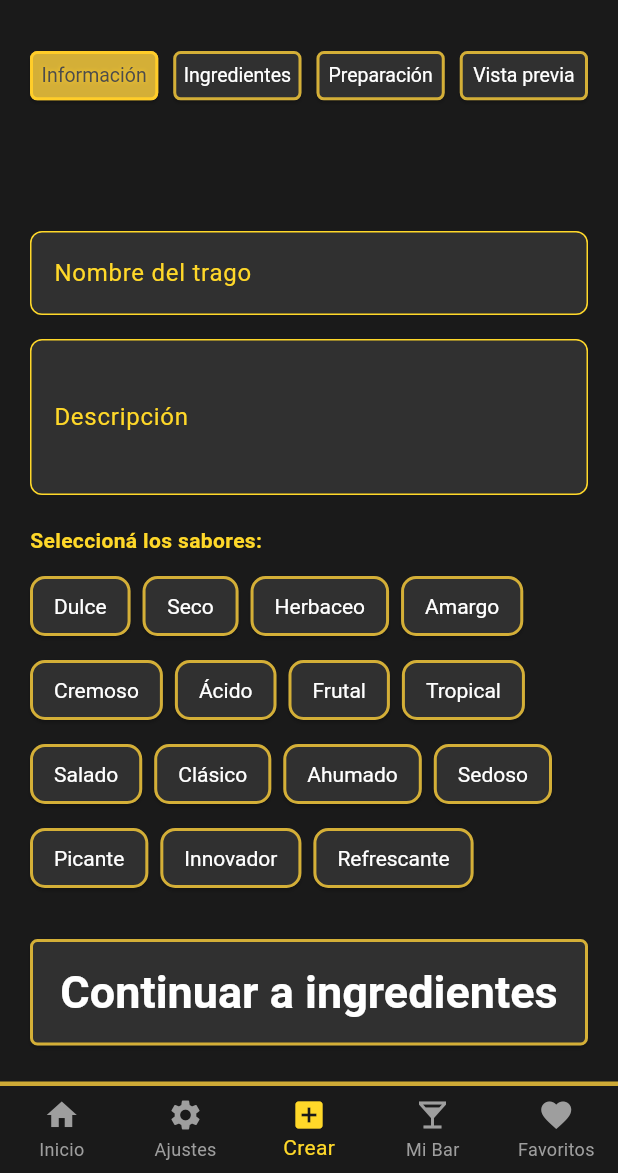
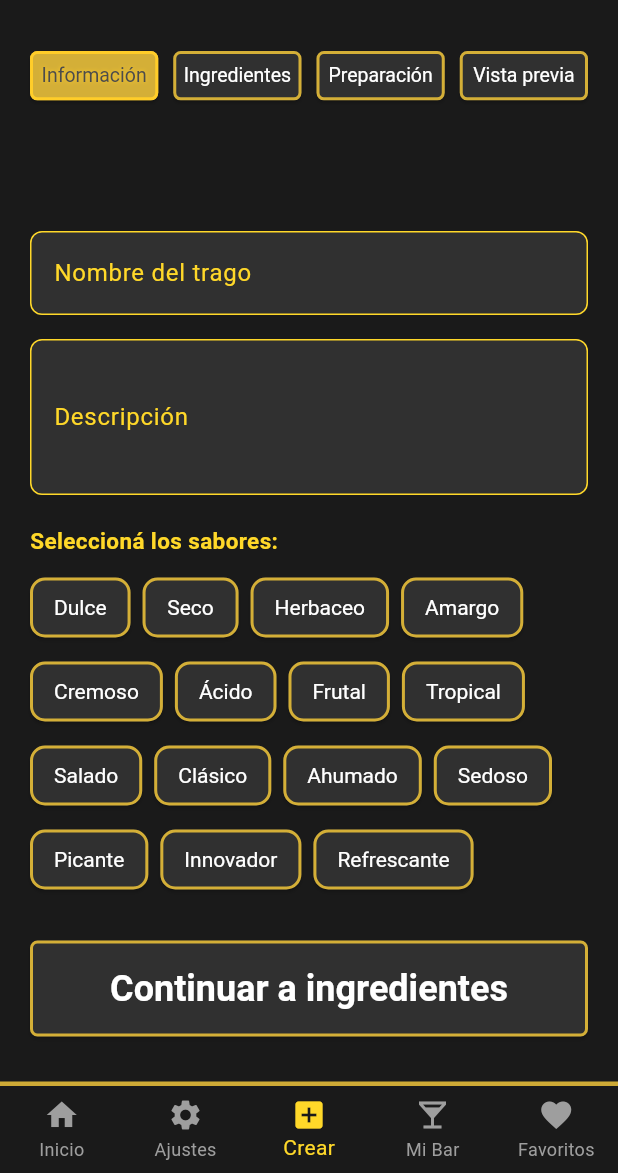
Before and after one commit to UliWT/Cocktail-Noir, a Flutter app: the CrearScreen screen opened by its route, on a phone screen of 412 x 824 dp, the part 63-1236 px from its top. Run offline on Flutter 3.47's test engine with Material 3 defaults, Android fonts, the phone set to English and light mode, and no system bars.

Commit message:
crear terminado

```diff
--- a/lib/screens/NavBar/SeccionesCr/informacion.dart
+++ b/lib/screens/NavBar/SeccionesCr/informacion.dart
@@ -1,12 +1,13 @@
+// informacion.dart
 import 'package:flutter/material.dart';
 import 'package:myapp/widgets/boton.dart';
 
-class Informacion extends StatefulWidget {
+class Informacion extends StatelessWidget {
   final TextEditingController nombreController;
   final TextEditingController descripcionController;
   final List<String> saborOpciones;
   final Set<String> saboresSeleccionados;
-  final void Function(String) onToggleSabor;
+  final Function(String) onToggleSabor;
   final VoidCallback onContinuar;
 
   const Informacion({
@@ -20,71 +21,36 @@ class Informacion extends StatefulWidget {
   });
 
   @override
-  State<Informacion> createState() => _InformacionState();
-}
-
-class _InformacionState extends State<Informacion> {
-  @override
   Widget build(BuildContext context) {
     return ListView(
       children: [
         TextField(
-          controller: widget.nombreController,
+          controller: nombreController,
           style: const TextStyle(color: Colors.white),
-          decoration: InputDecoration(
-            labelText: 'Nombre del trago',
-            labelStyle: const TextStyle(color: Color(0xFFFFD829)),
-            fillColor: const Color(0xFF303030),
-            filled: true,
-            enabledBorder: OutlineInputBorder(
-              borderSide: const BorderSide(color: Color(0xFFFFD829)),
-              borderRadius: BorderRadius.circular(8),
-            ),
-            focusedBorder: OutlineInputBorder(
-              borderSide: const BorderSide(color: Color(0xFFFFD829), width: 2),
-              borderRadius: BorderRadius.circular(8),
-            ),
-          ),
+          decoration: _decoration('Nombre del trago'),
         ),
         const SizedBox(height: 16),
         TextField(
-          controller: widget.descripcionController,
+          controller: descripcionController,
           style: const TextStyle(color: Colors.white),
           maxLines: 3,
-          decoration: InputDecoration(
-            labelText: 'Descripción',
-            labelStyle: const TextStyle(color: Color(0xFFFFD829)),
-            fillColor: const Color(0xFF303030),
-            filled: true,
-            enabledBorder: OutlineInputBorder(
-              borderSide: const BorderSide(color: Color(0xFFFFD829)),
-              borderRadius: BorderRadius.circular(8),
-            ),
-            focusedBorder: OutlineInputBorder(
-              borderSide: const BorderSide(color: Color(0xFFFFD829), width: 2),
-              borderRadius: BorderRadius.circular(8),
-            ),
-          ),
+          decoration: _decoration('Descripción'),
         ),
         const SizedBox(height: 20),
         const Text(
           'Seleccioná los sabores:',
-          style: TextStyle(
-            color: Color(0xFFFFD829),
-            fontSize: 15,
-            fontWeight: FontWeight.bold,
-          ),
+          style: TextStyle(color: Color(0xFFFFD829), fontSize: 15, fontWeight: FontWeight.bold),
         ),
         const SizedBox(height: 10),
         Wrap(
           spacing: 8,
           runSpacing: 8,
-          children: widget.saborOpciones.map((sabor) {
-            final seleccionado = widget.saboresSeleccionados.contains(sabor);
+          children: saborOpciones.map((sabor) {
+            final seleccionado = saboresSeleccionados.contains(sabor);
             return Boton(
               texto: sabor,
               seleccionado: seleccionado,
-              onPressed: () => widget.onToggleSabor(sabor),
+              onPressed: () => onToggleSabor(sabor),
               padding: const EdgeInsets.symmetric(horizontal: 16, vertical: 12),
               borderRadius: 10,
               style: const TextStyle(fontSize: 14),
@@ -94,7 +60,7 @@ class _InformacionState extends State<Informacion> {
         const SizedBox(height: 30),
         Boton(
           texto: 'Continuar a ingredientes',
-          onPressed: widget.onContinuar,
+          onPressed: onContinuar,
           padding: const EdgeInsets.symmetric(vertical: 18),
           borderRadius: 5,
           style: const TextStyle(fontSize: 24, fontWeight: FontWeight.bold),
@@ -102,4 +68,19 @@ class _InformacionState extends State<Informacion> {
       ],
     );
   }
+
+  InputDecoration _decoration(String label) => InputDecoration(
+        labelText: label,
+        labelStyle: const TextStyle(color: Color(0xFFFFD829)),
+        fillColor: const Color(0xFF303030),
+        filled: true,
+        enabledBorder: OutlineInputBorder(
+          borderSide: const BorderSide(color: Color(0xFFFFD829)),
+          borderRadius: BorderRadius.circular(8),
+        ),
+        focusedBorder: OutlineInputBorder(
+          borderSide: const BorderSide(color: Color(0xFFFFD829), width: 2),
+          borderRadius: BorderRadius.circular(8),
+        ),
+      );
 }
--- a/lib/screens/NavBar/crear.dart
+++ b/lib/screens/NavBar/crear.dart
@@ -1,6 +1,10 @@
 import 'package:flutter/material.dart';
 import 'package:myapp/widgets/main_scaffold.dart';
 import 'package:myapp/widgets/boton.dart';
+import 'package:myapp/screens/NavBar/SeccionesCr/informacion.dart';
+import 'package:myapp/screens/NavBar/SeccionesCr/ingredientes.dart';
+import 'package:myapp/screens/NavBar/SeccionesCr/preparacion.dart';
+import 'package:myapp/screens/NavBar/SeccionesCr/v_previa.dart';
 
 class CrearScreen extends StatefulWidget {
   const CrearScreen({Key? key}) : super(key: key);
@@ -11,15 +15,81 @@ class CrearScreen extends StatefulWidget {
 
 class _CrearScreenState extends State<CrearScreen> {
   int _seccionActiva = 0;
+
   final TextEditingController _nombreController = TextEditingController();
   final TextEditingController _descripcionController = TextEditingController();
+  final TextEditingController _decoracionController = TextEditingController();
+
   final List<String> saborOpciones = [
     'Dulce', 'Seco', 'Herbaceo', 'Amargo', 'Cremoso', 'Ácido', 'Frutal',
     'Tropical', 'Salado', 'Clásico', 'Ahumado', 'Sedoso', 'Picante', 'Innovador',
     'Refrescante'
   ];
+  final Set<String> saboresSeleccionados = {};
 
-  final Set<String> saboresSeleccionados = {};
+  final List<Map<String, dynamic>> ingredientes = [
+    {'nombre': '', 'unidad': 'ml'}
+  ];
+  final List<String> unidades = ['ml', 'oz', 'cucharadas', 'pizcas', 'gotas'];
+  final List<TextEditingController> _ingredienteControllers = [
+    TextEditingController()
+  ];
+
+  final List<TextEditingController> _pasosPreparacion = [
+    TextEditingController()
+  ];
+
+  void _agregarIngrediente() {
+    setState(() {
+      ingredientes.add({'nombre': '', 'unidad': 'ml'});
+      _ingredienteControllers.add(TextEditingController());
+    });
+  }
+
+  void _eliminarIngrediente(int index) {
+    setState(() {
+      ingredientes.removeAt(index);
+      _ingredienteControllers[index].dispose();
+      _ingredienteControllers.removeAt(index);
+    });
+  }
+
+  void _toggleSabor(String sabor) {
+    setState(() {
+      if (saboresSeleccionados.contains(sabor)) {
+        saboresSeleccionados.remove(sabor);
+      } else {
+        saboresSeleccionados.add(sabor);
+      }
+    });
+  }
+
+  void _agregarPaso() {
+    setState(() {
+      _pasosPreparacion.add(TextEditingController());
+    });
+  }
+
+  void _eliminarPaso(int index) {
+    setState(() {
+      _pasosPreparacion[index].dispose();
+      _pasosPreparacion.removeAt(index);
+    });
+  }
+
+  @override
+  void dispose() {
+    _nombreController.dispose();
+    _descripcionController.dispose();
+    _decoracionController.dispose();
+    for (var c in _ingredienteControllers) {
+      c.dispose();
+    }
+    for (var p in _pasosPreparacion) {
+      p.dispose();
+    }
+    super.dispose();
+  }
 
   @override
   Widget build(BuildContext context) {
@@ -91,103 +161,46 @@ class _CrearScreenState extends State<CrearScreen> {
   Widget _construirSeccion() {
     switch (_seccionActiva) {
       case 0:
-        return _seccionInformacion();
+        return Informacion(
+          nombreController: _nombreController,
+          descripcionController: _descripcionController,
+          saborOpciones: saborOpciones,
+          saboresSeleccionados: saboresSeleccionados,
+          onToggleSabor: _toggleSabor,
+          onContinuar: () => setState(() => _seccionActiva = 1),
+        );
       case 1:
-        return const Center(
-          child: Text('Ingredientes - en construcción', style: TextStyle(color: Colors.white)),
+        return Ingredientes(
+          ingredientes: ingredientes,
+          unidades: unidades,
+          ingredienteControllers: _ingredienteControllers,
+          onAgregar: _agregarIngrediente,
+          onEliminar: _eliminarIngrediente,
+          onVolver: () => setState(() => _seccionActiva = 0),
+          onContinuar: () => setState(() => _seccionActiva = 2),
         );
       case 2:
-        return const Center(
-          child: Text('Preparación - en construcción', style: TextStyle(color: Colors.white)),
+        return Preparacion(
+          pasos: _pasosPreparacion,
+          decoracionController: _decoracionController,
+          onAgregarPaso: _agregarPaso,
+          onEliminarPaso: _eliminarPaso,
+          onVolver: () => setState(() => _seccionActiva = 1),
+          onContinuar: () => setState(() => _seccionActiva = 3),
         );
-      case 3:
-        return const Center(
-          child: Text('Vista previa - en construcción', style: TextStyle(color: Colors.white)),
-        );
+        case 3:
+          return VPrevia(
+            nombre: _nombreController.text,
+            descripcion: _descripcionController.text,
+            sabores: saboresSeleccionados.toList(),
+            ingredientes: ingredientes,
+            pasos: _pasosPreparacion.map((c) => c.text).toList(),
+            decoracion: _decoracionController.text,
+            onVolver: () => setState(() => _seccionActiva = 2),
+          );
+
       default:
         return const SizedBox.shrink();
     }
   }
-
-  Widget _seccionInformacion() {
-    return ListView(
-      children: [
-        TextField(
-          controller: _nombreController,
-          style: const TextStyle(color: Colors.white),
-          decoration: InputDecoration(
-            labelText: 'Nombre del trago',
-            labelStyle: const TextStyle(color: Color(0xFFFFD829)),
-            fillColor: const Color(0xFF303030),
-            filled: true,
-            enabledBorder: OutlineInputBorder(
-              borderSide: const BorderSide(color: Color(0xFFFFD829)),
-              borderRadius: BorderRadius.circular(8),
-            ),
-            focusedBorder: OutlineInputBorder(
-              borderSide: const BorderSide(color: Color(0xFFFFD829), width: 2),
-              borderRadius: BorderRadius.circular(8),
-            ),
-          ),
-        ),
-        const SizedBox(height: 16),
-        TextField(
-          controller: _descripcionController,
-          style: const TextStyle(color: Colors.white),
-          maxLines: 3,
-          decoration: InputDecoration(
-            labelText: 'Descripción',
-            labelStyle: const TextStyle(color: Color(0xFFFFD829)),
-            fillColor: const Color(0xFF303030),
-            filled: true,
-            enabledBorder: OutlineInputBorder(
-              borderSide: const BorderSide(color: Color(0xFFFFD829)),
-              borderRadius: BorderRadius.circular(8),
-            ),
-            focusedBorder: OutlineInputBorder(
-              borderSide: const BorderSide(color: Color(0xFFFFD829), width: 2),
-              borderRadius: BorderRadius.circular(8),
-            ),
-          ),
-        ),
-        const SizedBox(height: 20),
-        const Text(
-          'Seleccioná los sabores:',
-          style: TextStyle(color: Color(0xFFFFD829), fontWeight: FontWeight.bold),
-        ),
-        const SizedBox(height: 10),
-        Wrap(
-          spacing: 8,
-          runSpacing: 8,
-          children: saborOpciones.map((sabor) {
-            final bool seleccionado = saboresSeleccionados.contains(sabor);
-            return Boton(
-              texto: sabor,
-              seleccionado: seleccionado,
-              onPressed: () {
-                setState(() {
-                  if (seleccionado) {
-                    saboresSeleccionados.remove(sabor);
-                  } else {
-                    saboresSeleccionados.add(sabor);
-                  }
-                });
-              },
-              padding: const EdgeInsets.symmetric(horizontal: 16, vertical: 12),
-              borderRadius: 10,
-              style: const TextStyle(fontSize: 14),
-            );
-          }).toList(),
-        ),
-        const SizedBox(height: 30),
-        Boton(
-          texto: 'Continuar a ingredientes',
-          onPressed: () => setState(() => _seccionActiva = 1),
-          padding: const EdgeInsets.symmetric(vertical: 18),
-          borderRadius: 5,
-          style: const TextStyle(fontSize: 30, fontWeight: FontWeight.bold),
-        ),
-      ],
-    );
-  }
 }
```
Also changed, not shown: lib/screens/NavBar/SeccionesCr/ingredientes.dart (+24 -38 lines), lib/screens/NavBar/SeccionesCr/preparacion.dart (+40 -71 lines), lib/screens/NavBar/SeccionesCr/v_previa.dart (+39 -39 lines).
